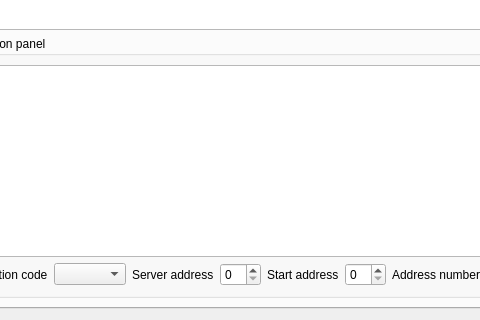
Old version of the form src/modbus/SAKModbusDebugPage.ui in the repository x-tools-author/x-tools; both pictures show x 252 to 732 and y 255 to 575 of the 997 by 575 pixel window.
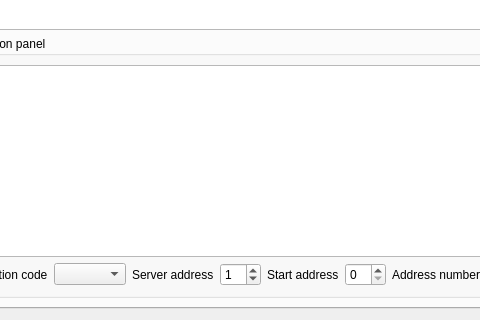
New version of the form.

Diff of the .ui file:
```diff
--- a/src/modbus/SAKModbusDebugPage.ui
+++ b/src/modbus/SAKModbusDebugPage.ui
@@ -174,7 +174,11 @@
            </spacer>
           </item>
           <item row="1" column="3">
-           <widget class="QSpinBox" name="serverAddressSpinBox"/>
+           <widget class="QSpinBox" name="serverAddressSpinBox">
+            <property name="value">
+             <number>1</number>
+            </property>
+           </widget>
           </item>
           <item row="1" column="10">
            <widget class="QPushButton" name="sendWriteRequestPushButton">
```
Left out of the diff: 2 changed lines with no effect on the pictures.
